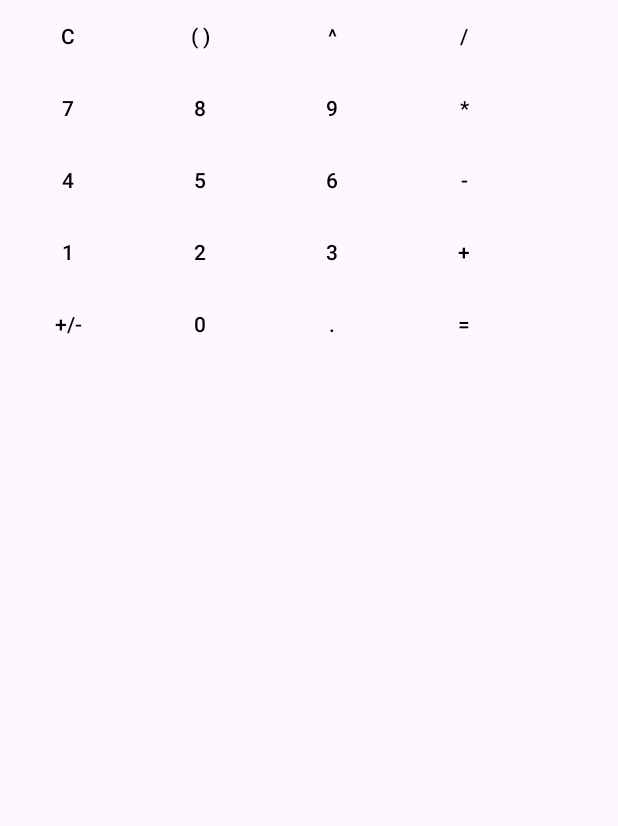
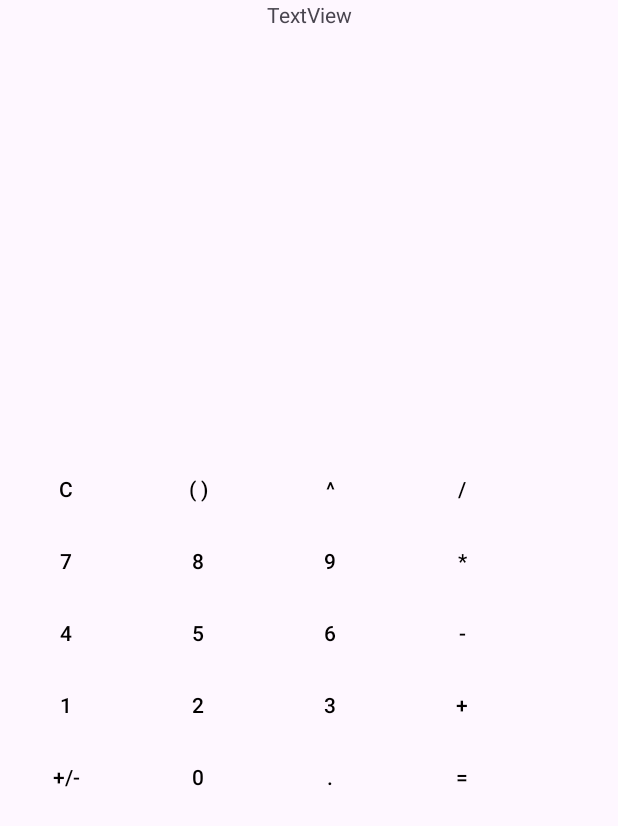
Before and after one commit to HanzovaA/kalkulacka, an Android app: the screen it shows after launch (MainActivity), on a phone screen of 412 x 824 dp. Before the commit the part shown is almost empty. Shown: the top 826 px of the screen. Run offline under Robolectric (Android 15) with nearby library versions, the phone set to English and light mode, and no system bars.

Commit message:
třetí commit

```diff
--- a/app/src/main/res/layout/activity_main.xml
+++ b/app/src/main/res/layout/activity_main.xml
@@ -8,11 +8,10 @@
     tools:context=".MainActivity">
 
     <TableLayout
-        android:layout_width="409dp"
-        android:layout_height="729dp"
-        app:layout_constraintEnd_toEndOf="parent"
-        app:layout_constraintStart_toStartOf="parent"
-        app:layout_constraintTop_toTopOf="parent">
+        android:layout_width="match_parent"
+        android:layout_height="wrap_content"
+        app:layout_constraintBottom_toBottomOf="parent"
+        app:layout_constraintTop_toBottomOf="@+id/textView4">
 
         <TableRow
             android:layout_width="match_parent"
@@ -165,7 +164,7 @@
 
         <TableRow
             android:layout_width="match_parent"
-            android:layout_height="match_parent" >
+            android:layout_height="match_parent">
 
             <Button
                 android:id="@+id/plusMinusBTN"
@@ -200,4 +199,13 @@
                 android:textColor="#020000" />
         </TableRow>
     </TableLayout>
+
+    <TextView
+        android:id="@+id/textView4"
+        android:layout_width="wrap_content"
+        android:layout_height="wrap_content"
+        android:text="TextView"
+        app:layout_constraintEnd_toEndOf="parent"
+        app:layout_constraintStart_toStartOf="parent"
+        app:layout_constraintTop_toTopOf="parent" />
 </androidx.constraintlayout.widget.ConstraintLayout>
```
